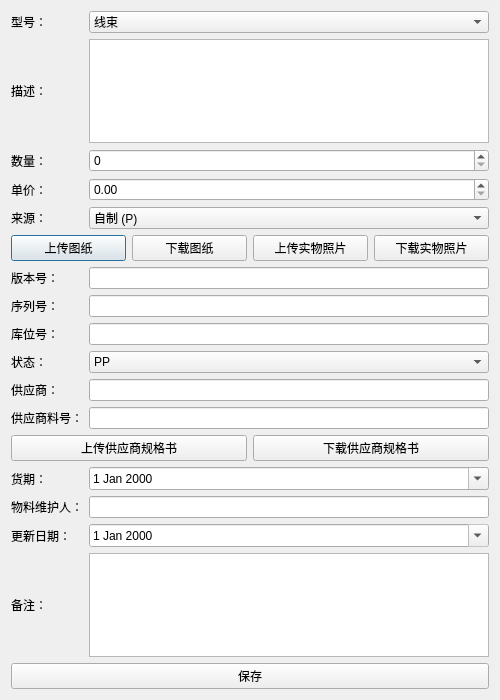
Above: materialdialog.ui from YCX81/ERP before the change. Below: the same form after it.
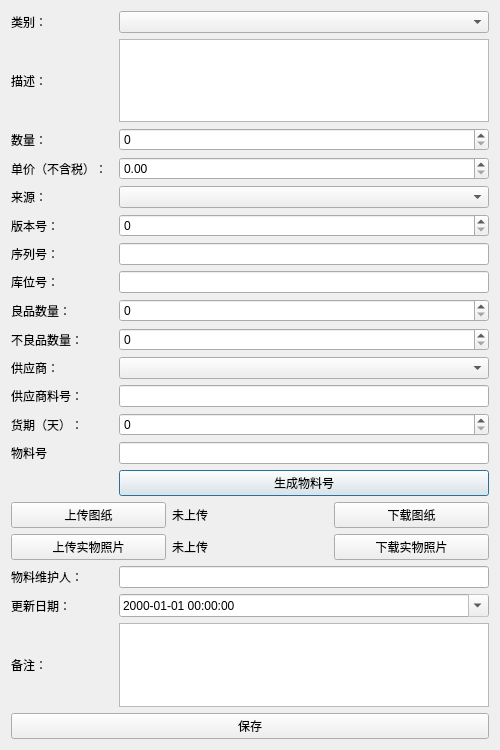
That is the form after the change.

Patch:
```diff
--- a/materialdialog.ui
+++ b/materialdialog.ui
@@ -7,7 +7,7 @@
     <x>0</x>
     <y>0</y>
     <width>500</width>
-    <height>700</height>
+    <height>750</height>
    </rect>
   </property>
   <property name="windowTitle">
@@ -16,70 +16,49 @@
   <layout class="QVBoxLayout" name="verticalLayout">
    <item>
     <layout class="QGridLayout" name="gridLayout">
-     <item row="9" column="1">
-      <widget class="QComboBox" name="statusComboBox">
-       <item>
-        <property name="text">
-         <string>PP</string>
-        </property>
-       </item>
-       <item>
-        <property name="text">
-         <string>FP</string>
-        </property>
-       </item>
-      </widget>
-     </item>
-     <item row="6" column="0">
-      <widget class="QLabel" name="versionLabel">
+     <item row="1" column="0">
+      <widget class="QLabel" name="descriptionLabel">
        <property name="text">
-        <string>版本号：</string>
+        <string>描述：</string>
        </property>
       </widget>
      </item>
-     <item row="1" column="1">
-      <widget class="QTextEdit" name="descriptionTextEdit"/>
+     <item row="7" column="2">
+      <widget class="QLineEdit" name="locationLineEdit"/>
+     </item>
+     <item row="12" column="2">
+      <widget class="QSpinBox" name="deliverySpinBox">
+       <property name="maximum">
+        <number>365</number>
+       </property>
+      </widget>
      </item>
      <item row="9" column="0">
-      <widget class="QLabel" name="statusLabel">
+      <widget class="QLabel" name="defectiveQuantityLabel">
        <property name="text">
-        <string>状态：</string>
+        <string>不良品数量：</string>
        </property>
       </widget>
      </item>
-     <item row="3" column="1">
-      <widget class="QDoubleSpinBox" name="unitPriceDoubleSpinBox">
-       <property name="maximum">
-        <double>9999999.990000000223517</double>
+     <item row="3" column="0">
+      <widget class="QLabel" name="unitPriceLabel">
+       <property name="text">
+        <string>单价（不含税）：</string>
        </property>
       </widget>
      </item>
-     <item row="2" column="1">
-      <widget class="QSpinBox" name="quantitySpinBox">
-       <property name="minimum">
-        <number>0</number>
+     <item row="0" column="2">
+      <widget class="QComboBox" name="categoryComboBox"/>
+     </item>
+     <item row="15" column="2">
+      <widget class="QPushButton" name="materialNumberGenerateButton">
+       <property name="text">
+        <string>生成物料号</string>
        </property>
-       <property name="maximum">
-        <number>1000000</number>
-       </property>
       </widget>
      </item>
-     <item row="5" column="0" colspan="2">
-      <layout class="QHBoxLayout" name="uploadDownloadLayout">
-       <item>
-        <widget class="QPushButton" name="uploadDrawingButton">
-         <property name="text">
-          <string>上传图纸</string>
-         </property>
-        </widget>
-       </item>
-       <item>
-        <widget class="QPushButton" name="downloadDrawingButton">
-         <property name="text">
-          <string>下载图纸</string>
-         </property>
-        </widget>
-       </item>
+     <item row="21" column="0" colspan="3">
+      <layout class="QHBoxLayout" name="photoLayout">
        <item>
         <widget class="QPushButton" name="uploadPhotoButton">
          <property name="text">
@@ -87,6 +66,13 @@
          </property>
         </widget>
        </item>
+       <item>
+        <widget class="QLabel" name="photoStatusLabel">
+         <property name="text">
+          <string>未上传</string>
+         </property>
+        </widget>
+       </item>
        <item>
         <widget class="QPushButton" name="downloadPhotoButton">
          <property name="text">
@@ -96,77 +82,27 @@
        </item>
       </layout>
      </item>
-     <item row="1" column="0">
-      <widget class="QLabel" name="descriptionLabel">
+     <item row="0" column="0">
+      <widget class="QLabel" name="modelLabel">
        <property name="text">
-        <string>描述：</string>
+        <string>类别：</string>
        </property>
       </widget>
      </item>
-     <item row="14" column="1">
-      <widget class="QLineEdit" name="maintainerLineEdit">
-       <property name="readOnly">
-        <bool>true</bool>
+     <item row="4" column="0">
+      <widget class="QLabel" name="sourceLabel">
+       <property name="text">
+        <string>来源：</string>
        </property>
       </widget>
      </item>
-     <item row="16" column="0">
-      <widget class="QLabel" name="noteLabel">
+     <item row="23" column="0">
+      <widget class="QLabel" name="updateDateLabel">
        <property name="text">
-        <string>备注：</string>
+        <string>更新日期：</string>
        </property>
       </widget>
      </item>
-     <item row="10" column="1">
-      <widget class="QLineEdit" name="supplierLineEdit"/>
-     </item>
-     <item row="16" column="1">
-      <widget class="QTextEdit" name="noteTextEdit"/>
-     </item>
-     <item row="11" column="1">
-      <widget class="QLineEdit" name="supplierPartNumberLineEdit"/>
-     </item>
-     <item row="4" column="1">
-      <widget class="QComboBox" name="sourceComboBox">
-       <item>
-        <property name="text">
-         <string>自制 (P)</string>
-        </property>
-       </item>
-       <item>
-        <property name="text">
-         <string>采购 (M)</string>
-        </property>
-       </item>
-      </widget>
-     </item>
-     <item row="0" column="1">
-      <widget class="QComboBox" name="modelComboBox">
-       <item>
-        <property name="text">
-         <string>线束</string>
-        </property>
-       </item>
-       <item>
-        <property name="text">
-         <string>开关</string>
-        </property>
-       </item>
-       <item>
-        <property name="text">
-         <string>成品</string>
-        </property>
-       </item>
-       <item>
-        <property name="text">
-         <string>半成品</string>
-        </property>
-       </item>
-      </widget>
-     </item>
-     <item row="7" column="1">
-      <widget class="QLineEdit" name="serialNumberLineEdit"/>
-     </item>
      <item row="2" column="0">
       <widget class="QLabel" name="quantityLabel">
        <property name="text">
@@ -174,117 +110,179 @@
        </property>
       </widget>
      </item>
-     <item row="12" column="0" colspan="2">
-      <layout class="QHBoxLayout" name="specificationLayout">
+     <item row="9" column="2">
+      <widget class="QSpinBox" name="defectiveQuantitySpinBox">
+       <property name="maximum">
+        <number>1000000</number>
+       </property>
+      </widget>
+     </item>
+     <item row="10" column="0">
+      <widget class="QLabel" name="supplierLabel">
+       <property name="text">
+        <string>供应商：</string>
+       </property>
+      </widget>
+     </item>
+     <item row="5" column="2">
+      <widget class="QSpinBox" name="versionSpinBox"/>
+     </item>
+     <item row="22" column="2">
+      <widget class="QLineEdit" name="maintainerLineEdit">
+       <property name="readOnly">
+        <bool>true</bool>
+       </property>
+      </widget>
+     </item>
+     <item row="20" column="0" colspan="3">
+      <layout class="QHBoxLayout" name="fileLayout">
        <item>
-        <widget class="QPushButton" name="uploadSpecificationButton">
+        <widget class="QPushButton" name="uploadDrawingButton">
          <property name="text">
-          <string>上传供应商规格书</string>
+          <string>上传图纸</string>
          </property>
         </widget>
        </item>
        <item>
-        <widget class="QPushButton" name="downloadSpecificationButton">
+        <widget class="QLabel" name="drawingStatusLabel">
          <property name="text">
-          <string>下载供应商规格书</string>
+          <string>未上传</string>
+         </property>
+        </widget>
+       </item>
+       <item>
+        <widget class="QPushButton" name="downloadDrawingButton">
+         <property name="text">
+          <string>下载图纸</string>
          </property>
         </widget>
        </item>
       </layout>
      </item>
-     <item row="7" column="0">
+     <item row="6" column="0">
       <widget class="QLabel" name="serialNumberLabel">
        <property name="text">
         <string>序列号：</string>
        </property>
       </widget>
      </item>
-     <item row="6" column="1">
-      <widget class="QLineEdit" name="versionLineEdit"/>
-     </item>
-     <item row="8" column="1">
-      <widget class="QLineEdit" name="locationLineEdit"/>
-     </item>
-     <item row="4" column="0">
-      <widget class="QLabel" name="sourceLabel">
-       <property name="text">
-        <string>来源：</string>
-       </property>
-      </widget>
-     </item>
-     <item row="8" column="0">
-      <widget class="QLabel" name="locationLabel">
-       <property name="text">
-        <string>库位号：</string>
-       </property>
-      </widget>
-     </item>
-     <item row="14" column="0">
+     <item row="22" column="0">
       <widget class="QLabel" name="maintainerLabel">
        <property name="text">
         <string>物料维护人：</string>
        </property>
       </widget>
      </item>
-     <item row="13" column="0">
-      <widget class="QLabel" name="deliveryDateLabel">
+     <item row="4" column="2">
+      <widget class="QComboBox" name="sourceComboBox"/>
+     </item>
+     <item row="6" column="2">
+      <widget class="QLineEdit" name="serialNumberLineEdit"/>
+     </item>
+     <item row="12" column="0">
+      <widget class="QLabel" name="deliveryLabel">
        <property name="text">
-        <string>货期：</string>
+        <string>货期（天）：</string>
        </property>
       </widget>
      </item>
-     <item row="0" column="0">
-      <widget class="QLabel" name="modelLabel">
+     <item row="5" column="0">
+      <widget class="QLabel" name="versionLabel">
        <property name="text">
-        <string>型号：</string>
+        <string>版本号：</string>
        </property>
       </widget>
      </item>
      <item row="11" column="0">
-      <widget class="QLabel" name="supplierPartNumberLabel">
+      <widget class="QLabel" name="supplierMaterialNumberLabel">
        <property name="text">
         <string>供应商料号：</string>
        </property>
       </widget>
      </item>
-     <item row="10" column="0">
-      <widget class="QLabel" name="supplierLabel">
+     <item row="2" column="2">
+      <widget class="QSpinBox" name="quantitySpinBox">
+       <property name="maximum">
+        <number>1000000</number>
+       </property>
+      </widget>
+     </item>
+     <item row="7" column="0">
+      <widget class="QLabel" name="locationLabel">
        <property name="text">
-        <string>供应商：</string>
+        <string>库位号：</string>
        </property>
       </widget>
      </item>
-     <item row="15" column="1">
-      <widget class="QDateEdit" name="updateDateEdit">
+     <item row="10" column="2">
+      <widget class="QComboBox" name="supplierComboBox"/>
+     </item>
+     <item row="23" column="2">
+      <widget class="QDateTimeEdit" name="updateDateTimeEdit">
        <property name="readOnly">
         <bool>true</bool>
        </property>
+       <property name="displayFormat">
+        <string>yyyy-MM-dd HH:mm:ss</string>
+       </property>
        <property name="calendarPopup">
         <bool>true</bool>
        </property>
       </widget>
      </item>
-     <item row="3" column="0">
-      <widget class="QLabel" name="unitPriceLabel">
+     <item row="3" column="2">
+      <widget class="QDoubleSpinBox" name="unitPriceDoubleSpinBox">
+       <property name="decimals">
+        <number>2</number>
+       </property>
+       <property name="maximum">
+        <double>9999999.990000000223517</double>
+       </property>
+      </widget>
+     </item>
+     <item row="8" column="0">
+      <widget class="QLabel" name="goodQuantityLabel">
        <property name="text">
-        <string>单价：</string>
+        <string>良品数量：</string>
        </property>
       </widget>
      </item>
-     <item row="13" column="1">
-      <widget class="QDateEdit" name="deliveryDateEdit">
-       <property name="calendarPopup">
-        <bool>true</bool>
+     <item row="1" column="2">
+      <widget class="QTextEdit" name="descriptionTextEdit"/>
+     </item>
+     <item row="24" column="0">
+      <widget class="QLabel" name="noteLabel">
+       <property name="text">
+        <string>备注：</string>
        </property>
       </widget>
      </item>
-     <item row="15" column="0">
-      <widget class="QLabel" name="updateDateLabel">
+     <item row="14" column="0">
+      <widget class="QLabel" name="materialNumberLabel">
        <property name="text">
-        <string>更新日期：</string>
+        <string>物料号</string>
        </property>
       </widget>
      </item>
+     <item row="11" column="2">
+      <widget class="QLineEdit" name="supplierMaterialNumberLineEdit"/>
+     </item>
+     <item row="14" column="2">
+      <widget class="QLineEdit" name="materialNumberLineEdit"/>
+     </item>
+     <item row="8" column="2">
+      <widget class="QSpinBox" name="goodQuantitySpinBox">
+       <property name="maximum">
+        <number>1000000</number>
+       </property>
+      </widget>
+     </item>
+     <item row="24" column="2">
+      <widget class="QTextEdit" name="noteTextEdit"/>
+     </item>
+     <item row="13" column="2">
+      <layout class="QHBoxLayout" name="horizontalLayout_2"/>
+     </item>
     </layout>
    </item>
    <item>
```
